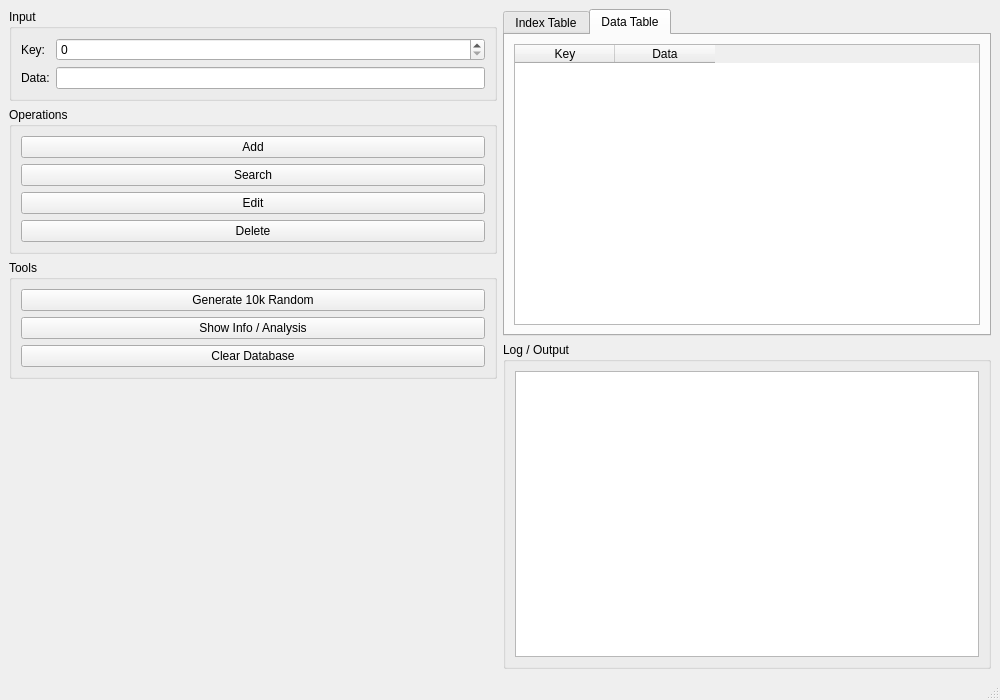
spnch1/algorithm-design-task-4, file algorithm_design_task_4/mainwindow.ui: the form before one commit.
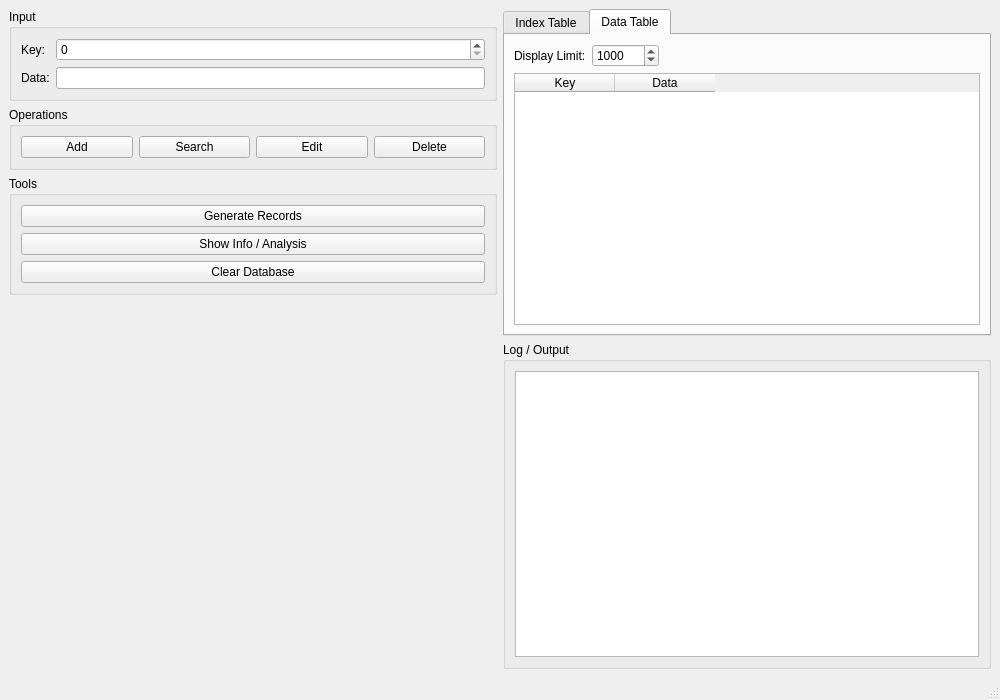
The form after the commit. The open tabs and pages were chosen to show the change.

Commit message: fix: functiona; and QOL fixes

Diff of the .ui file:
```diff
--- a/algorithm_design_task_4/mainwindow.ui
+++ b/algorithm_design_task_4/mainwindow.ui
@@ -55,7 +55,7 @@
         <property name="title">
          <string>Operations</string>
         </property>
-        <layout class="QVBoxLayout" name="verticalLayoutOps">
+        <layout class="QHBoxLayout" name="horizontalLayoutOps">
          <item>
           <widget class="QPushButton" name="btnAdd">
            <property name="text">
@@ -96,7 +96,7 @@
          <item>
           <widget class="QPushButton" name="btnGenerate">
            <property name="text">
-            <string>Generate 10k Random</string>
+            <string>Generate Records</string>
            </property>
           </widget>
          </item>
@@ -165,6 +165,43 @@
           <string>Data Table</string>
          </attribute>
          <layout class="QVBoxLayout" name="verticalLayoutData">
+          <item>
+           <layout class="QHBoxLayout" name="horizontalLayoutDisplayLimit">
+            <item>
+             <widget class="QLabel" name="labelDisplayLimit">
+              <property name="text">
+               <string>Display Limit:</string>
+              </property>
+             </widget>
+            </item>
+            <item>
+             <widget class="QSpinBox" name="spinDisplayLimit">
+              <property name="minimum">
+               <number>10</number>
+              </property>
+              <property name="maximum">
+               <number>100000</number>
+              </property>
+              <property name="value">
+               <number>1000</number>
+              </property>
+             </widget>
+            </item>
+            <item>
+             <spacer name="horizontalSpacerDisplayLimit">
+              <property name="orientation">
+               <enum>Qt::Horizontal</enum>
+              </property>
+              <property name="sizeHint" stdset="0">
+               <size>
+                <width>40</width>
+                <height>20</height>
+               </size>
+              </property>
+             </spacer>
+            </item>
+           </layout>
+          </item>
           <item>
            <widget class="QTableWidget" name="tableData">
             <column>
```
The commit also changes 2 other files.
